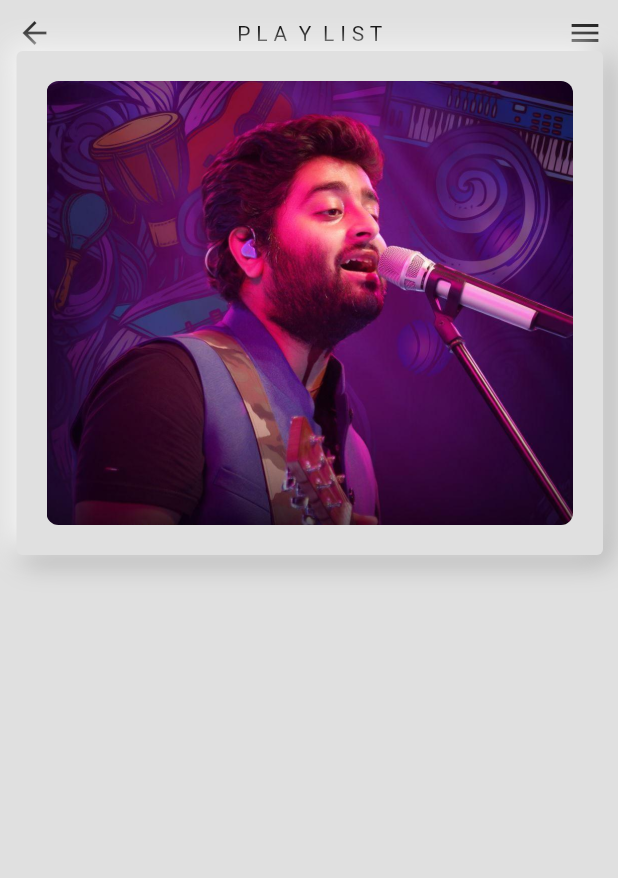
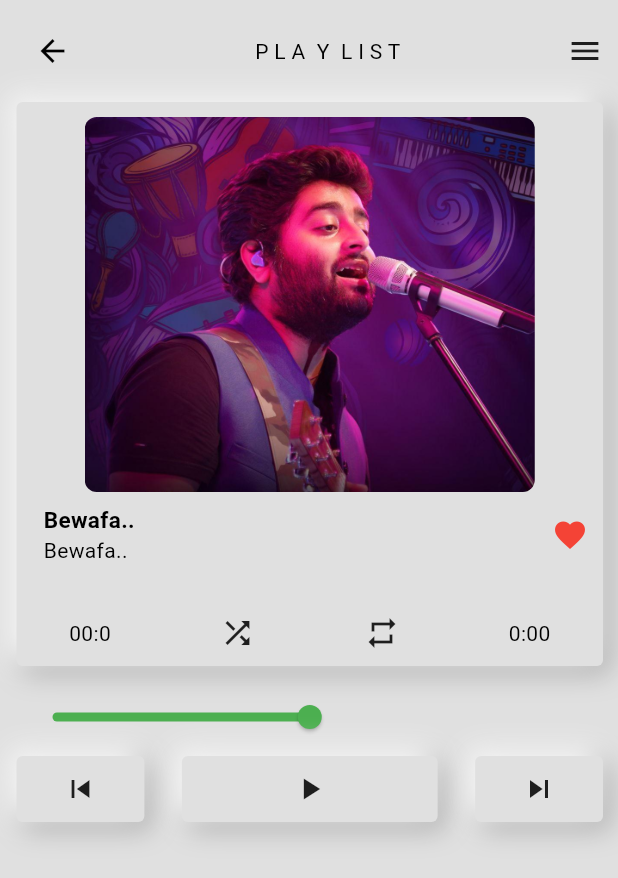
Before and after one commit to Roshan-pcy/Pcy-music-App, a Flutter app: the SongsPage screen opened directly, on a phone screen of 412 x 824 dp. Shown: the top 878 px of the screen. Run offline on Flutter 3.47's test engine with Material 3 defaults, Android fonts, the phone set to English and light mode, and no system bars.

Commit message:
updated song page

```diff
--- a/pcy_music/lib/componets/neo_box.dart
+++ b/pcy_music/lib/componets/neo_box.dart
@@ -7,7 +7,7 @@ class NeoBox extends StatelessWidget {
   @override
   Widget build(BuildContext context) {
     return Container(
-      padding: const EdgeInsets.all(20),
+      padding: const EdgeInsets.all(10),
       decoration: BoxDecoration(
         borderRadius: BorderRadius.circular(4),
         color: Theme.of(context).colorScheme.surface,
--- a/pcy_music/lib/model/playlist_provider.dart
+++ b/pcy_music/lib/model/playlist_provider.dart
@@ -34,4 +34,5 @@ setters
   set setIndex(int index) {
     _currentSongIndex = index;
   }
+  /* audio player*/
 }
--- a/pcy_music/lib/page/Songs_page.dart
+++ b/pcy_music/lib/page/Songs_page.dart
@@ -1,5 +1,7 @@
 import 'package:flutter/material.dart';
+import 'package:flutter/widgets.dart';
 import 'package:pcy_music/componets/neo_box.dart';
+import 'package:pcy_music/model/playlist_provider.dart';
 import 'package:provider/provider.dart';
 
 class SongsPage extends StatelessWidget {
@@ -7,31 +9,134 @@ class SongsPage extends StatelessWidget {
 
   @override
   Widget build(BuildContext context) {
-    return Consumer(
+    return Consumer<PlaylistProvider>(
       builder: (context, value, child) {
+        final playlist = value.playlist;
+        final currectSong = playlist[value.currentIndex ?? 0];
+
         return SafeArea(
           child: Scaffold(
               backgroundColor: Theme.of(context).colorScheme.surface,
               body: Padding(
                 padding: const EdgeInsets.only(left: 11, right: 10, top: 10),
+                child: SingleChildScrollView(
                   child: Column(
                     children: [
-                    const Row(
+                      Row(
                         mainAxisAlignment: MainAxisAlignment.spaceBetween,
                         children: [
-                        Icon(Icons.arrow_back),
-                        Text('P L A  Y  L I S T'),
-                        Icon(Icons.menu),
+                          IconButton(
+                              onPressed: () {
+                                Navigator.pop(context);
+                              },
+                              icon: const Icon(Icons.arrow_back)),
+                          const Text('P L A  Y  L I S T'),
+                          const Icon(Icons.menu),
                         ],
                       ),
+                      const SizedBox(
+                        height: 10,
+                      ),
                       NeoBox(
-                        child: ClipRRect(
+                          child: Column(
+                        children: [
+                          ClipRRect(
                               borderRadius: BorderRadius.circular(8),
                               child: Image.asset(
-                              'assets/images/img1.jpg',
+                                currectSong.albumArtImagePath,
                                 fit: BoxFit.fill,
-                            )))
+                                height: 250,
+                                width: 300,
+                              )),
+                          Row(
+                            mainAxisAlignment: MainAxisAlignment.spaceBetween,
+                            children: [
+                              Padding(
+                                padding: const EdgeInsets.all(8.0),
+                                child: Column(
+                                  crossAxisAlignment: CrossAxisAlignment.start,
+                                  children: [
+                                    Text(
+                                      currectSong.songName,
+                                      style: const TextStyle(
+                                          fontSize: 15,
+                                          fontWeight: FontWeight.w600),
+                                    ),
+                                    Text(
+                                      currectSong.songName,
+                                    )
                                   ],
+                                ),
+                              ),
+                              const Icon(
+                                Icons.favorite,
+                                color: Colors.red,
+                              )
+                            ],
+                          ),
+                          const SizedBox(
+                            height: 25,
+                          ),
+                          const Padding(
+                            padding: EdgeInsets.symmetric(horizontal: 25.0),
+                            child: Row(
+                              mainAxisAlignment: MainAxisAlignment.spaceBetween,
+                              children: [
+                                Text('00:0'),
+                                Icon(Icons.shuffle),
+                                Icon(Icons.repeat),
+                                Text('0:00')
+                              ],
+                            ),
+                          ),
+                        ],
+                      )),
+                      const SizedBox(
+                        height: 10,
+                      ),
+                      SliderTheme(
+                        data: SliderTheme.of(context).copyWith(
+                            thumbShape: const RoundSliderThumbShape(
+                                enabledThumbRadius: 8)),
+                        child: Slider(
+                          min: 0,
+                          max: 100,
+                          value: 50,
+                          onChanged: (value) {},
+                          activeColor: Colors.green,
+                        ),
+                      ),
+                      const SizedBox(
+                        height: 2,
+                      ),
+                      Row(
+                        children: [
+                          Expanded(
+                              child: GestureDetector(
+                                  onTap: () {},
+                                  child: const NeoBox(
+                                      child: Icon(Icons.skip_previous)))),
+                          const SizedBox(
+                            width: 25,
+                          ),
+                          Expanded(
+                              flex: 2,
+                              child: GestureDetector(
+                                  onTap: () {},
+                                  child: const NeoBox(
+                                      child: Icon(Icons.play_arrow)))),
+                          const SizedBox(
+                            width: 25,
+                          ),
+                          Expanded(
+                              child: GestureDetector(
+                                  onTap: () {},
+                                  child: const NeoBox(
+                                      child: Icon(Icons.skip_next))))
+                        ],
+                      )
+                    ],
+                  ),
                 ),
               )),
         );
--- a/pcy_music/pubspec.yaml
+++ b/pcy_music/pubspec.yaml
@@ -36,6 +36,7 @@ dependencies:
   # Use with the CupertinoIcons class for iOS style icons.
   cupertino_icons: ^1.0.6
   provider: ^6.1.2
+  audioplayers: ^6.0.0
 
 dev_dependencies:
   flutter_test:
```
Also changed, not shown: pcy_music/pubspec.lock, 5 other files. Lines whose indentation alone changed are shown as unchanged.
